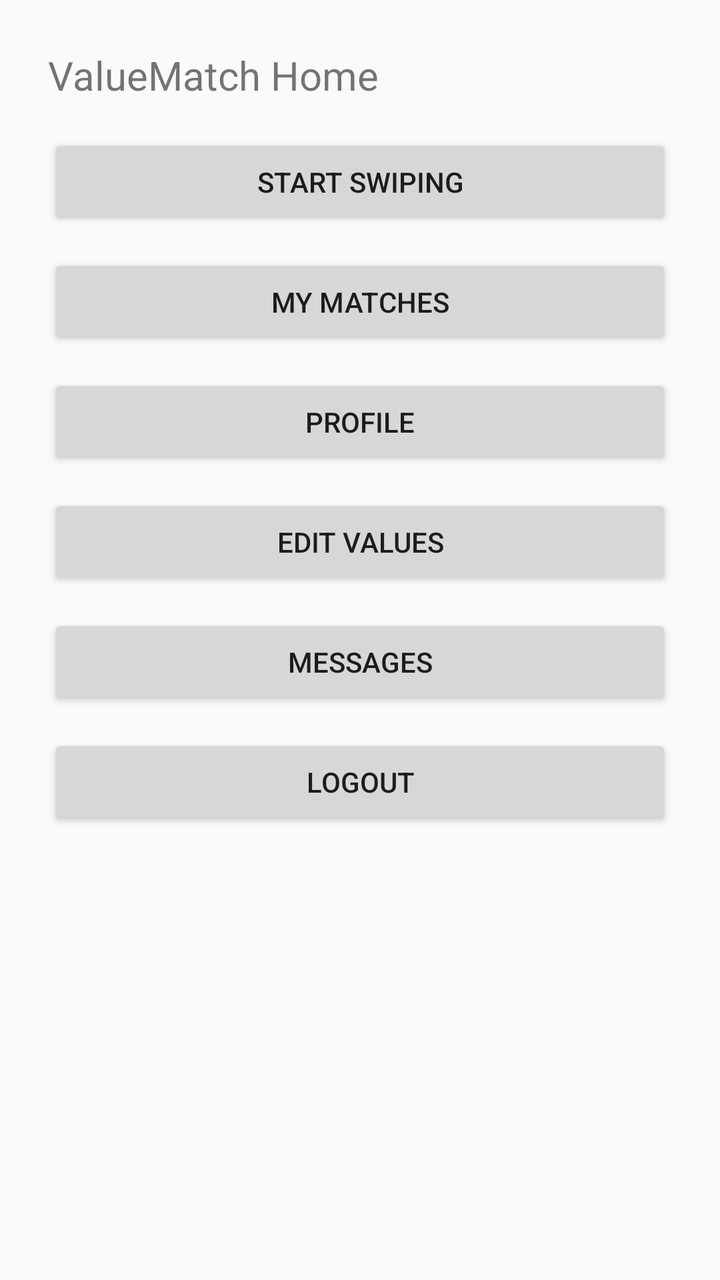
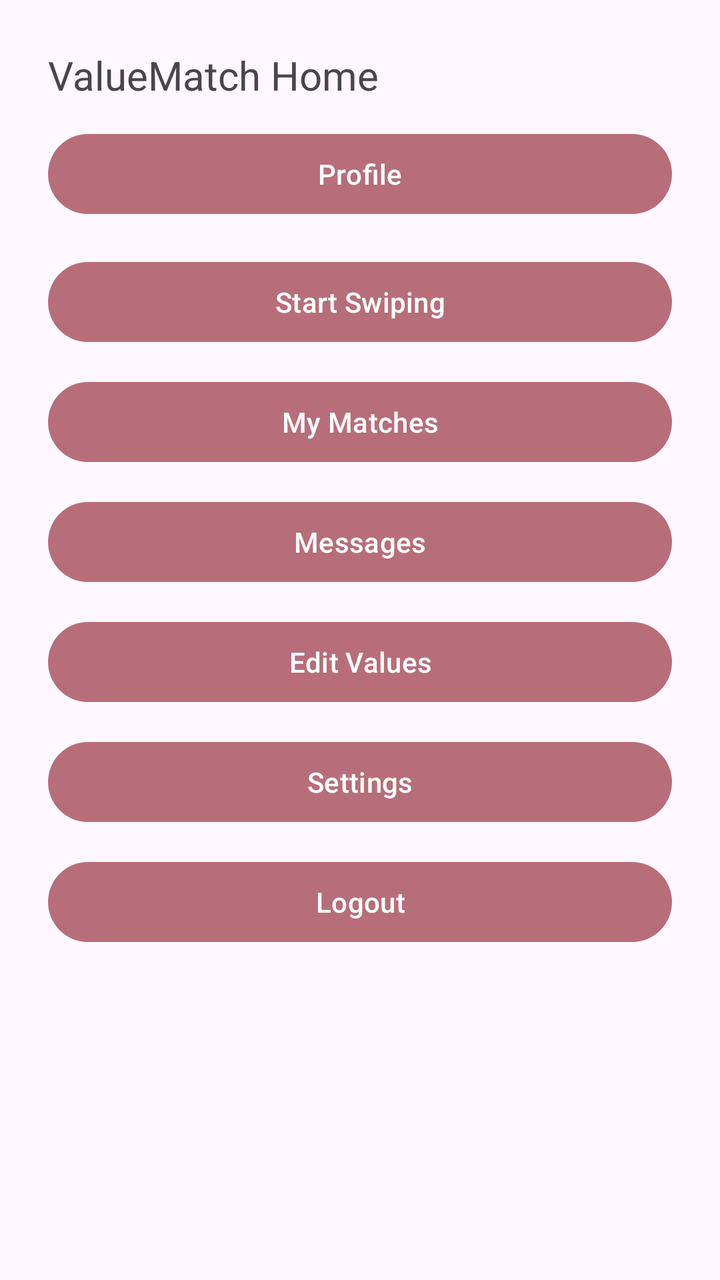

The first picture is an Android layout as it rendered before a commit; the second is the same layout after the commit. The layout source and the unified diff follow.
<!-- AndroidManifest.xml: application theme Theme.ValueMatch -->
<!-- res/layout/fragment_home.xml -->
<?xml version="1.0" encoding="utf-8"?>
<LinearLayout xmlns:android="http://schemas.android.com/apk/res/android"
    android:orientation="vertical"
    android:layout_width="match_parent"
    android:layout_height="match_parent"
    android:padding="24dp">

    <TextView
        android:layout_width="wrap_content"
        android:layout_height="wrap_content"
        android:text="ValueMatch Home"
        android:textSize="20sp"/>

    <Button
        android:id="@+id/goToSwipe"
        android:layout_width="match_parent"
        android:layout_height="wrap_content"
        android:text="Start Swiping"
        android:layout_marginTop="16dp"/>

    <Button
        android:id="@+id/goToMatches"
        android:layout_width="match_parent"
        android:layout_height="wrap_content"
        android:text="My Matches"
        android:layout_marginTop="12dp"/>

    <Button
        android:id="@+id/goToProfile"
        android:layout_width="match_parent"
        android:layout_height="wrap_content"
        android:text="Profile"
        android:layout_marginTop="12dp"/>

    <Button
        android:id="@+id/goToValues"
        android:layout_width="match_parent"
        android:layout_height="wrap_content"
        android:text="Edit Values"
        android:layout_marginTop="12dp"/>

    <Button
        android:id="@+id/goToMessagesButton"
        android:layout_width="match_parent"
        android:layout_height="wrap_content"
        android:text="Messages"
        android:layout_marginTop="12dp" />

    <Button
        android:id="@+id/logoutButton"
        android:layout_width="match_parent"
        android:layout_height="wrap_content"
        android:text="Logout"
        android:layout_marginTop="12dp"/>


</LinearLayout>
<!-- resources referenced by this layout -->
<resources>
  <style name="Theme.ValueMatch" parent="Theme.AppCompat.DayNight.NoActionBar">
          <item name="colorPrimary">@color/purple_500</item>
          <item name="colorPrimaryDark">@color/purple_700</item>
          <item name="colorAccent">@color/teal_200</item>
      </style>
  <color name="purple_500">#FF6200EE</color>
  <color name="purple_700">#FF3700B3</color>
  <color name="teal_200">#FF03DAC5</color>
</resources>

<!-- the commit's change to res/layout/fragment_home.xml (unified diff, before → after) -->
@@ -12,25 +12,32 @@
         android:textSize="20sp"/>
 
     <Button
+        android:id="@+id/goToProfile"
+        android:layout_width="match_parent"
+        android:layout_height="wrap_content"
+        android:layout_marginTop="12dp"
+        android:text="Profile" />
+
+    <Button
         android:id="@+id/goToSwipe"
         android:layout_width="match_parent"
         android:layout_height="wrap_content"
-        android:text="Start Swiping"
-        android:layout_marginTop="16dp"/>
+        android:layout_marginTop="16dp"
+        android:text="Start Swiping" />
 
     <Button
         android:id="@+id/goToMatches"
         android:layout_width="match_parent"
         android:layout_height="wrap_content"
-        android:text="My Matches"
-        android:layout_marginTop="12dp"/>
+        android:layout_marginTop="12dp"
+        android:text="My Matches" />
 
     <Button
-        android:id="@+id/goToProfile"
+        android:id="@+id/goToMessagesButton"
         android:layout_width="match_parent"
         android:layout_height="wrap_content"
-        android:text="Profile"
-        android:layout_marginTop="12dp"/>
+        android:layout_marginTop="12dp"
+        android:text="Messages" />
 
     <Button
         android:id="@+id/goToValues"
@@ -40,10 +47,10 @@
         android:layout_marginTop="12dp"/>
 
     <Button
-        android:id="@+id/goToMessagesButton"
+        android:id="@+id/goToSettingsButton"
         android:layout_width="match_parent"
         android:layout_height="wrap_content"
-        android:text="Messages"
+        android:text="Settings"
         android:layout_marginTop="12dp" />
 
     <Button
<!-- resource entries referenced after the edit -->
@@ -1,12 +1,15 @@
 <!-- resources referenced by this layout -->
 <resources>
-  <style name="Theme.ValueMatch" parent="Theme.AppCompat.DayNight.NoActionBar">
-          <item name="colorPrimary">@color/purple_500</item>
-          <item name="colorPrimaryDark">@color/purple_700</item>
-          <item name="colorAccent">@color/teal_200</item>
+  <style name="Theme.ValueMatch" parent="Theme.Material3.DayNight.NoActionBar">
+          <item name="colorPrimary">@color/rose_gold</item>
+          <item name="colorOnPrimary">@color/text_light</item>
+  
+          <item name="colorSecondary">@color/rose_gold</item>
+          <item name="colorOnSecondary">@color/text_light</item>
+  
+          <item name="android:statusBarColor">@color/rose_gold</item>
       </style>
-  <color name="purple_500">#FF6200EE</color>
-  <color name="purple_700">#FF3700B3</color>
-  <color name="teal_200">#FF03DAC5</color>
+  <color name="rose_gold">#B76E79</color>
+  <color name="text_light">#FFFFFF</color>
 </resources>
 
